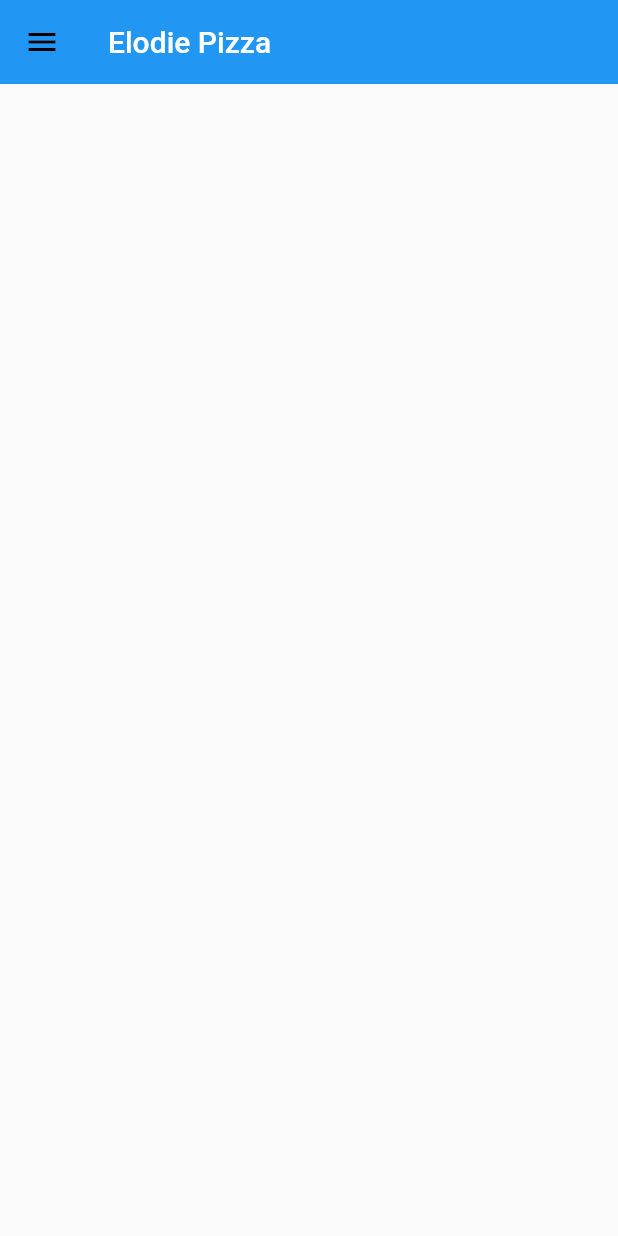
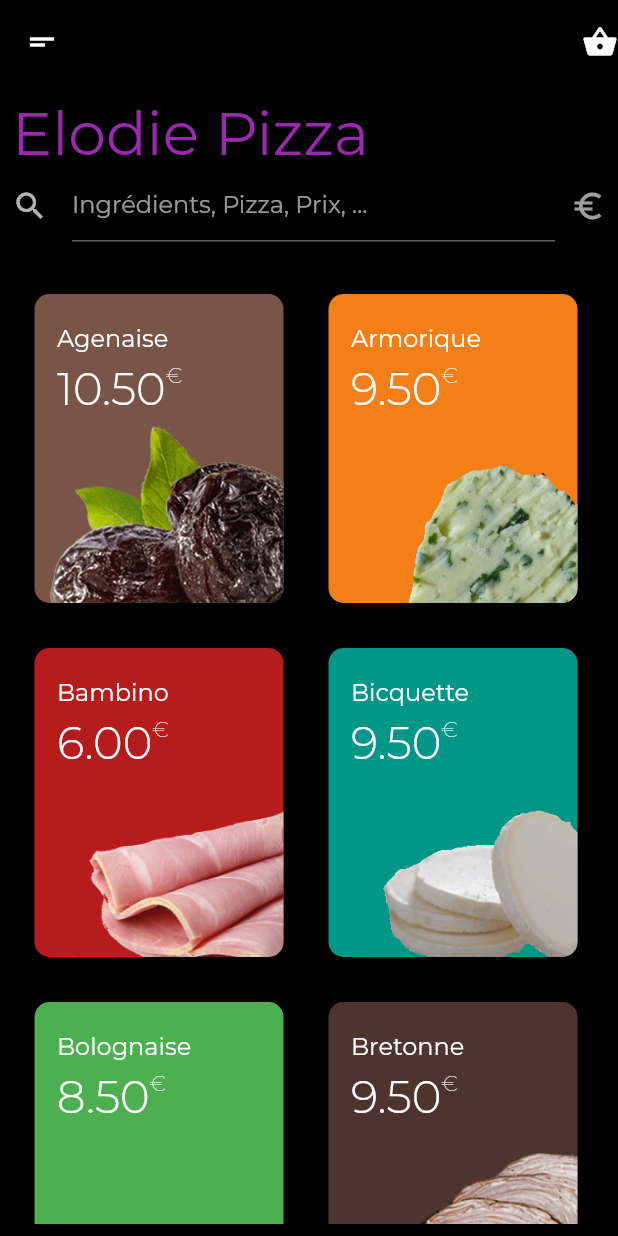
Before and after one commit to 0x723972/elodie-pizza, a Flutter app: the screen it shows after launch, on a phone screen of 412 x 824 dp. Run offline on Flutter 3.47's test engine with Material 2 defaults, Android fonts, the phone set to English and light mode, and no system bars; our stand-ins replace animated_text_kit.

Commit message:
main screen (wip)

```diff
--- /dev/null
+++ b/lib/components/pizza_card.dart
@@ -0,0 +1,56 @@
+import 'package:flutter/material.dart';
+
+class PizzaCard extends StatelessWidget {
+  final String name;
+  final double price;
+  final Function onTap;
+  final Color color;
+  final bool noImage;
+
+  PizzaCard({@required this.name, @required this.price, this.onTap, @required this.color, this.noImage = false});
+
+  @override
+  Widget build(BuildContext context) {
+    return GestureDetector(
+      onTap: this.onTap,
+      child: Container(
+        width: (MediaQuery.of(context).size.width / 2) - 40,
+        height: (MediaQuery.of(context).size.height / 4),
+        child: Stack(
+          children: <Widget>[
+            noImage
+                ? Container()
+                : Align(
+                    alignment: Alignment.bottomRight,
+                    child: ClipRRect(
+                      child: Image.asset('images/${this.name.toLowerCase()}.png'),
+                      borderRadius: BorderRadius.circular(10),
+                    )),
+            Padding(
+              padding: EdgeInsets.symmetric(vertical: 20, horizontal: 15),
+              child: Column(
+                crossAxisAlignment: CrossAxisAlignment.start,
+                children: <Widget>[
+                  Text(this.name, style: TextStyle(fontSize: 16)),
+                  SizedBox(height: 5),
+                  Row(
+                    crossAxisAlignment: CrossAxisAlignment.start,
+                    children: <Widget>[
+                      Text(this.price.toStringAsFixed(2), style: TextStyle(fontSize: 30, fontWeight: FontWeight.w300)),
+                      Text('€', style: TextStyle(fontWeight: FontWeight.w100)),
+                    ],
+                  ),
+                ],
+              ),
+            ),
+          ],
+        ),
+        margin: EdgeInsets.all(15),
+        decoration: BoxDecoration(
+          color: this.color,
+          borderRadius: BorderRadius.circular(10),
+        ),
+      ),
+    );
+  }
+}
--- /dev/null
+++ b/lib/constants.dart
@@ -0,0 +1,12 @@
+import 'package:flutter/material.dart';
+
+const kBackgroundColor = Colors.black;
+
+const kTextTitle = TextStyle(
+  fontSize: 40
+);
+
+const kTextStrongTitle = TextStyle(
+  fontSize: 40,
+  fontWeight: FontWeight.bold
+);
--- a/lib/main.dart
+++ b/lib/main.dart
@@ -8,16 +8,9 @@ class ElodiePizza extends StatelessWidget {
   @override
   Widget build(BuildContext context) {
     return MaterialApp(
-      theme: ThemeData.light().copyWith(
-        primaryColor: Colors.white,
-        appBarTheme: AppBarTheme.of(context).copyWith(
-          textTheme: Theme.of(context).textTheme,
-          elevation: 0
-        ),
-        textTheme: Typography.blackMountainView,
-      ),
-      darkTheme: ThemeData.dark().copyWith(
-
+      theme: ThemeData(
+        brightness: Brightness.dark,
+        fontFamily: 'Montserrat',
       ),
       initialRoute: Screens.browse,
       routes: {
--- a/lib/screens/browse_screen.dart
+++ b/lib/screens/browse_screen.dart
@@ -1,3 +1,6 @@
+import 'package:animated_text_kit/animated_text_kit.dart';
+import 'package:elodie_pizza/components/pizza_card.dart';
+import 'package:elodie_pizza/constants.dart';
 import 'package:flutter/material.dart';
 
 class BrowseScreen extends StatefulWidget {
@@ -9,9 +12,72 @@ class _BrowseScreenState extends State<BrowseScreen> {
   @override
   Widget build(BuildContext context) {
     return Scaffold(
+      backgroundColor: kBackgroundColor,
       appBar: AppBar(
-        leading: Icon(Icons.menu, color: Colors.black,),
-        title: Text('Elodie Pizza'),
+        backgroundColor: kBackgroundColor,
+        elevation: 0,
+        leading: Icon(Icons.short_text),
+        actions: <Widget>[Icon(Icons.shopping_basket)],
+      ),
+      body: Padding(
+        padding: EdgeInsets.all(8.0),
+        child: Column(
+          crossAxisAlignment: CrossAxisAlignment.start,
+          children: <Widget>[
+            ColorizeAnimatedTextKit(
+              duration: Duration(seconds: 15),
+              isRepeatingAnimation: false,
+              text: ['Elodie Pizza'],
+              textStyle: kTextTitle,
+              colors: [
+                Colors.purple,
+                Colors.indigo,
+                Colors.blue,
+                Colors.green,
+                Colors.yellow,
+                Colors.orange,
+                Colors.red,
+                Colors.black
+              ],
+            ),
+            Row(
+              mainAxisAlignment: MainAxisAlignment.start,
+              children: <Widget>[
+                Expanded(
+                  child: TextField(
+                    decoration: InputDecoration(
+                      hintText: 'Ingrédients, Pizza, Prix, ...',
+                      icon: Icon(Icons.search),
+                    ),
+                  ),
+                ),
+                SizedBox(width: 10),
+                Icon(Icons.euro_symbol, color: Colors.grey),
+              ],
+            ),
+            SizedBox(height: 20),
+            Expanded(
+              child: ListView(
+                children: <Widget>[
+                  Wrap(
+                    alignment: WrapAlignment.start,
+                    crossAxisAlignment: WrapCrossAlignment.center,
+                    direction: Axis.horizontal,
+                    children: <Widget>[
+                      PizzaCard(name: 'Agenaise', price: 10.5, color: Colors.brown),
+                      PizzaCard(name: 'Armorique', price: 9.5, color: Colors.yellow.shade900),
+                      PizzaCard(name: 'Bambino', price: 6, color: Colors.red.shade900),
+                      PizzaCard(name: 'Bicquette', price: 9.5, color: Colors.teal),
+                      PizzaCard(name: 'Bolognaise', price: 8.5, color: Colors.green),
+                      PizzaCard(name: 'Bretonne', price: 9.5, color: Colors.brown.shade800),
+                      PizzaCard(name: 'Calzone', price: 7.5, color: Colors.pink.shade800),
+                    ],
+                  ),
+                ],
+              ),
+            )
+          ],
+        ),
       ),
     );
   }
```
Also changed, not shown: pubspec.yaml (+13 -53 lines), fonts/Montserrat-Bold.ttf (added), fonts/Montserrat-Light.ttf (added), fonts/Montserrat-Regular.ttf (added), fonts/Montserrat-Thin.ttf (added), images/agenaise.png (added), images/armorique.png (added), images/bambino.png (added), images/bicquette.png (added), images/bolognaise.png (added), images/bretonne.png (added), images/calzone.png (added), pubspec.lock, 1 other file.
